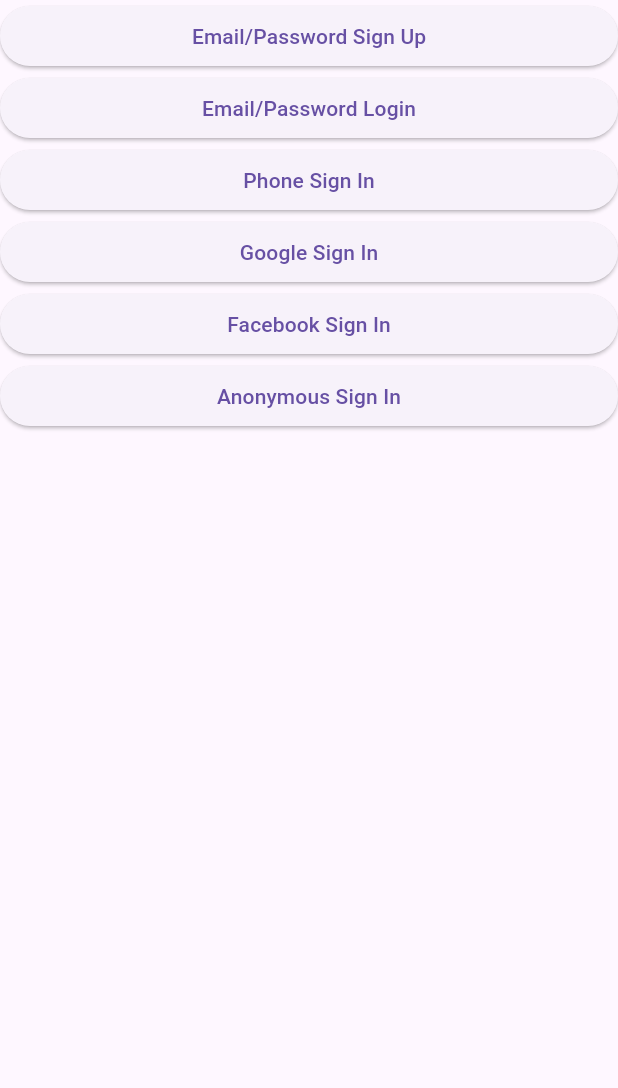
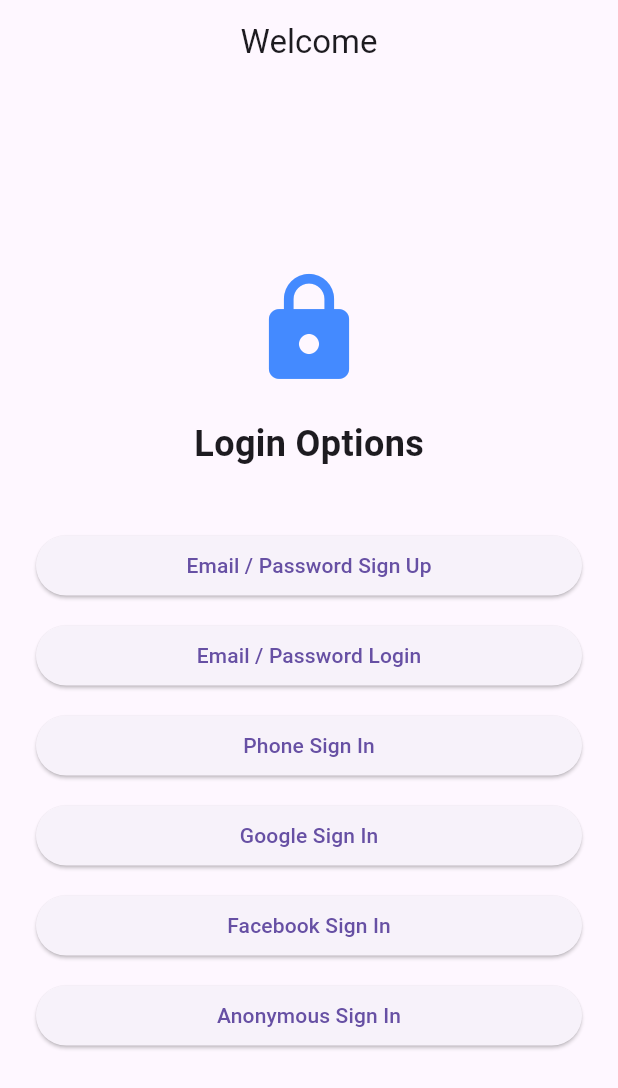
Before and after one commit to sahebbali/flutter-firebase-auth-master, a Flutter app: the screen it shows after launch, on a phone screen of 412 x 824 dp. Shown: the top 1088 px of the screen. Run offline on Flutter 3.47's test engine with Material 3 defaults, Android fonts, the phone set to English and light mode, and no system bars; our stand-ins replace firebase_core; accounts and stored records are empty.

Commit message:
update login screen

```diff
--- a/lib/screens/login_screen.dart
+++ b/lib/screens/login_screen.dart
@@ -1,10 +1,8 @@
 import 'package:firebase_auth/screens/login_email_password_screen.dart';
 import 'package:firebase_auth/screens/phone_screen.dart';
 import 'package:firebase_auth/screens/signup_email_password_screen.dart';
-// import 'package:firebase_auth_demo/services/firebase_auth_methods.dart';
 import 'package:firebase_auth/widgets/custom_button.dart';
 import 'package:flutter/material.dart';
-// import 'package:provider/provider.dart';
 
 class LoginScreen extends StatefulWidget {
   const LoginScreen({super.key});
@@ -17,40 +15,56 @@ class _LoginScreenState extends State<LoginScreen> {
   @override
   Widget build(BuildContext context) {
     return Scaffold(
+      appBar: AppBar(title: const Text("Welcome"), centerTitle: true),
       body: SafeArea(
+        child: Center(
+          child: SingleChildScrollView(
+            padding: const EdgeInsets.symmetric(horizontal: 24.0, vertical: 16),
             child: Column(
+              mainAxisAlignment: MainAxisAlignment.center,
               children: [
+                const Icon(Icons.lock, size: 80, color: Colors.blueAccent),
+                const SizedBox(height: 20),
+                const Text(
+                  "Login Options",
+                  style: TextStyle(fontSize: 24, fontWeight: FontWeight.bold),
+                ),
+                const SizedBox(height: 40),
                 CustomButton(
                   onTap: () {
-                // print("Email and password sign up");
                     Navigator.pushNamed(context, EmailPasswordSignup.routeName);
                   },
-              text: 'Email/Password Sign Up',
+                  text: 'Email / Password Sign Up',
                 ),
+                const SizedBox(height: 12),
                 CustomButton(
                   onTap: () {
                     Navigator.pushNamed(context, EmailPasswordLogin.routeName);
                   },
-              text: 'Email/Password Login',
+                  text: 'Email / Password Login',
                 ),
+                const SizedBox(height: 12),
                 CustomButton(
                   onTap: () {
                     Navigator.pushNamed(context, PhoneScreen.routeName);
                   },
                   text: 'Phone Sign In',
                 ),
+                const SizedBox(height: 12),
                 CustomButton(
                   onTap: () {
                     // context.read<FirebaseAuthMethods>().signInWithGoogle(context);
                   },
                   text: 'Google Sign In',
                 ),
+                const SizedBox(height: 12),
                 CustomButton(
                   onTap: () {
                     // context.read<FirebaseAuthMethods>().signInWithFacebook(context);
                   },
                   text: 'Facebook Sign In',
                 ),
+                const SizedBox(height: 12),
                 CustomButton(
                   onTap: () {
                     // context.read<FirebaseAuthMethods>().signInAnonymously(context);
@@ -60,6 +74,8 @@ class _LoginScreenState extends State<LoginScreen> {
               ],
             ),
           ),
+        ),
+      ),
     );
   }
 }
```
Lines whose indentation alone changed are shown as unchanged.
